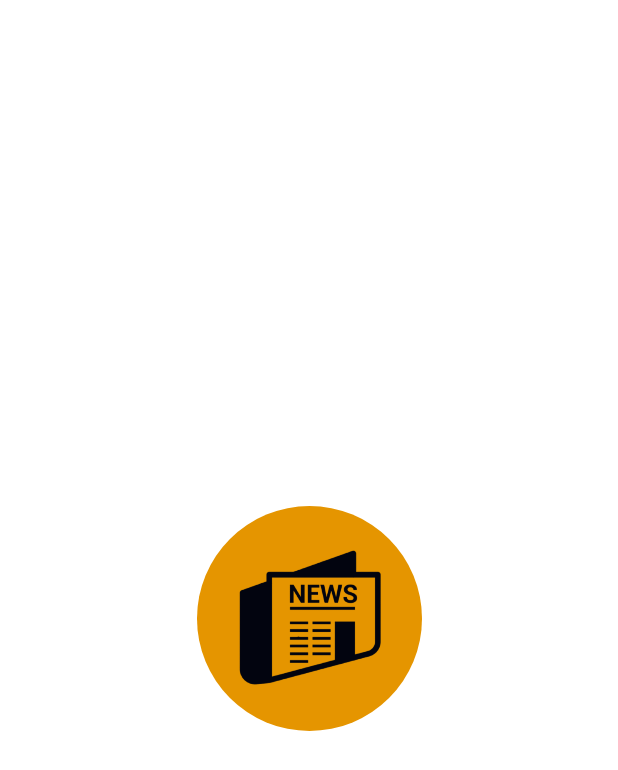
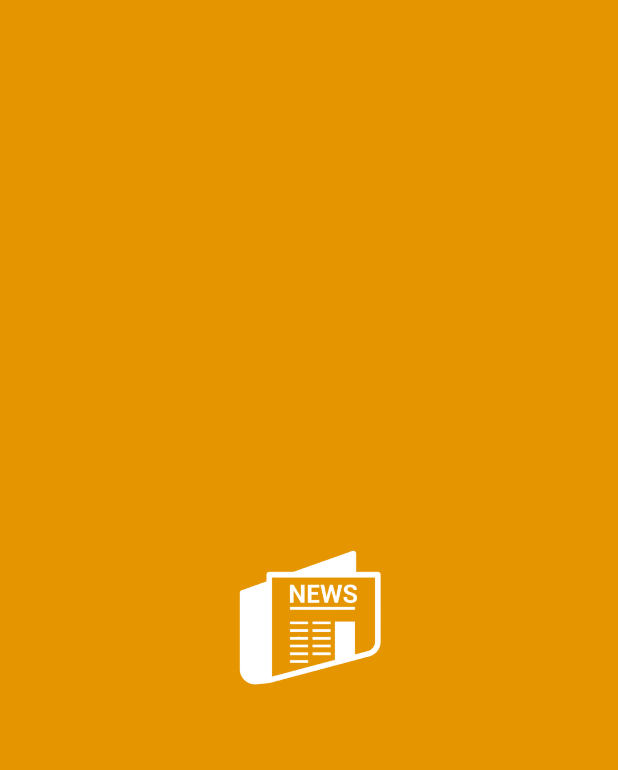
Before and after one commit to githiomi/Newsic, an Android app: the layout activity_splash_screen.xml on its own in the app's theme, with its tools: preview values and no code run, on a phone screen of 412 x 824 dp. Shown: the top 770 px of the screen. Run offline under Robolectric (Android 15) with nearby library versions, the phone set to English and light mode, and no system bars.

Commit message:
Completed splash screen motion layout design

```diff
--- a/app/src/main/res/layout/activity_splash_screen.xml
+++ b/app/src/main/res/layout/activity_splash_screen.xml
@@ -1,13 +1,14 @@
 <?xml version="1.0" encoding="utf-8"?>
-<androidx.constraintlayout.widget.ConstraintLayout xmlns:android="http://schemas.android.com/apk/res/android"
+<androidx.constraintlayout.motion.widget.MotionLayout xmlns:android="http://schemas.android.com/apk/res/android"
     xmlns:app="http://schemas.android.com/apk/res-auto"
     xmlns:tools="http://schemas.android.com/tools"
     android:layout_width="match_parent"
     android:layout_height="match_parent"
-    app:layoutDescription="@xml/activity_splash_screen_scene"
+    android:background="@color/rich_black"
+    app:layoutDescription="@xml/activity_splash_screen_scene3"
     tools:context=".activities.SplashScreenActivity">
 
-    <RelativeLayout
+    <androidx.constraintlayout.widget.ConstraintLayout
         android:id="@+id/RL_logoBackground"
         android:layout_width="150dp"
         android:layout_height="150dp"
@@ -16,17 +17,32 @@
         app:layout_constraintBottom_toBottomOf="parent"
         app:layout_constraintEnd_toEndOf="parent"
         app:layout_constraintStart_toStartOf="parent"
-        app:layout_constraintTop_toTopOf="parent">
+        app:layout_constraintTop_toTopOf="parent" />
 
     <ImageView
-            android:id="@+id/IV_whiteAppLogo"
+        android:id="@+id/IV_blackAppLogo"
         android:layout_width="100dp"
         android:layout_height="100dp"
         android:layout_centerInParent="true"
         android:contentDescription="@string/content_description"
         android:src="@drawable/news_logo"
+        app:layout_constraintBottom_toBottomOf="parent"
+        app:layout_constraintEnd_toEndOf="parent"
+        app:layout_constraintStart_toStartOf="parent"
+        app:layout_constraintTop_toTopOf="parent"
         app:tint="@color/rich_black" />
 
-    </RelativeLayout>
+    <ImageView
+        android:id="@+id/IV_coloredAppLogo"
+        android:layout_width="100dp"
+        android:layout_height="100dp"
+        android:layout_centerInParent="true"
+        android:contentDescription="@string/content_description"
+        android:src="@drawable/news_logo"
+        app:layout_constraintBottom_toBottomOf="parent"
+        app:layout_constraintEnd_toEndOf="parent"
+        app:layout_constraintStart_toStartOf="parent"
+        app:layout_constraintTop_toTopOf="parent"
+        app:tint="@color/white" />
 
-</androidx.constraintlayout.widget.ConstraintLayout>
+</androidx.constraintlayout.motion.widget.MotionLayout>
--- a/app/src/main/res/xml/activity_splash_screen_scene.xml
+++ b/app/src/main/res/xml/activity_splash_screen_scene.xml
@@ -20,6 +20,7 @@
     </ConstraintSet>
 
     <Transition
+        app:autoTransition="animateToEnd"
         app:constraintSetEnd="@id/end"
         app:constraintSetStart="@+id/start" />
 </MotionScene>
--- /dev/null
+++ b/app/src/main/res/xml/activity_splash_screen_scene2.xml
@@ -0,0 +1,34 @@
+<?xml version="1.0" encoding="utf-8"?>
+<MotionScene xmlns:android="http://schemas.android.com/apk/res/android"
+    xmlns:motion="http://schemas.android.com/apk/res-auto">
+
+    <Transition
+        motion:constraintSetEnd="@+id/end"
+        motion:constraintSetStart="@id/start"
+        motion:duration="1000">
+        <KeyFrameSet></KeyFrameSet>
+    </Transition>
+
+    <ConstraintSet android:id="@+id/start">
+        <Constraint
+            android:id="@+id/RL_logoBackground"
+            android:layout_width="150dp"
+            android:layout_height="150dp"
+            android:scaleX="10"
+            motion:layout_constraintBottom_toBottomOf="parent"
+            motion:layout_constraintEnd_toEndOf="parent"
+            motion:layout_constraintStart_toStartOf="parent"
+            motion:layout_constraintTop_toTopOf="parent" />
+        <Constraint
+            android:id="@+id/RL_logoBackground"
+            android:layout_width="150dp"
+            android:layout_height="150dp"
+            android:scaleY="10"
+            motion:layout_constraintBottom_toBottomOf="parent"
+            motion:layout_constraintEnd_toEndOf="parent"
+            motion:layout_constraintStart_toStartOf="parent"
+            motion:layout_constraintTop_toTopOf="parent" />
+    </ConstraintSet>
+
+    <ConstraintSet android:id="@+id/end"></ConstraintSet>
+</MotionScene>
--- /dev/null
+++ b/app/src/main/res/xml/activity_splash_screen_scene3.xml
@@ -0,0 +1,78 @@
+<?xml version="1.0" encoding="utf-8"?>
+<MotionScene xmlns:android="http://schemas.android.com/apk/res/android"
+    xmlns:motion="http://schemas.android.com/apk/res-auto">
+
+    <Transition
+        motion:constraintSetEnd="@+id/end"
+        motion:constraintSetStart="@id/start"
+        motion:duration="2000">
+        <KeyFrameSet></KeyFrameSet>
+    </Transition>
+
+    <ConstraintSet android:id="@+id/start">
+        <Constraint
+            android:id="@+id/RL_logoBackground"
+            android:layout_width="150dp"
+            android:layout_height="150dp"
+            android:scaleX="10"
+            android:scaleY="10"
+            motion:layout_constraintBottom_toBottomOf="parent"
+            motion:layout_constraintEnd_toEndOf="parent"
+            motion:layout_constraintStart_toStartOf="parent"
+            motion:layout_constraintTop_toTopOf="parent" />
+        <Constraint
+            android:id="@+id/IV_coloredAppLogo"
+            android:layout_width="100dp"
+            android:layout_height="100dp"
+            android:scaleX="1"
+            android:scaleY="1"
+            motion:layout_constraintBottom_toBottomOf="parent"
+            motion:layout_constraintEnd_toEndOf="parent"
+            motion:layout_constraintStart_toStartOf="parent"
+            motion:layout_constraintTop_toTopOf="parent" />
+        <Constraint
+            android:id="@+id/IV_blackAppLogo"
+            android:layout_width="100dp"
+            android:layout_height="100dp"
+            android:scaleX="0"
+            android:scaleY="0"
+            motion:layout_constraintBottom_toBottomOf="parent"
+            motion:layout_constraintEnd_toEndOf="parent"
+            motion:layout_constraintStart_toStartOf="parent"
+            motion:layout_constraintTop_toTopOf="parent" />
+    </ConstraintSet>
+
+    <ConstraintSet android:id="@+id/end">
+        <Constraint
+            android:id="@+id/RL_logoBackground"
+            android:layout_width="150dp"
+            android:layout_height="150dp"
+            android:scaleX="1.3"
+            android:scaleY="1.3"
+            motion:layout_constraintBottom_toBottomOf="parent"
+            motion:layout_constraintEnd_toEndOf="parent"
+            motion:layout_constraintStart_toStartOf="parent"
+            motion:layout_constraintTop_toTopOf="parent" />
+        <Constraint
+            android:id="@+id/IV_blackAppLogo"
+            android:layout_width="100dp"
+            android:layout_height="100dp"
+            android:scaleX="1.3"
+            android:scaleY="1.3"
+            motion:layout_constraintBottom_toBottomOf="parent"
+            motion:layout_constraintEnd_toEndOf="parent"
+            motion:layout_constraintStart_toStartOf="parent"
+            motion:layout_constraintTop_toTopOf="parent"
+            motion:transitionEasing="cubic(1,0,1,0)" />
+        <Constraint
+            android:id="@+id/IV_coloredAppLogo"
+            android:layout_width="100dp"
+            android:layout_height="100dp"
+            android:scaleX="0"
+            android:scaleY="0"
+            motion:layout_constraintBottom_toBottomOf="parent"
+            motion:layout_constraintEnd_toEndOf="parent"
+            motion:layout_constraintStart_toStartOf="parent"
+            motion:layout_constraintTop_toTopOf="parent" />
+    </ConstraintSet>
+</MotionScene>
```
Lines whose indentation alone changed are shown as unchanged.
